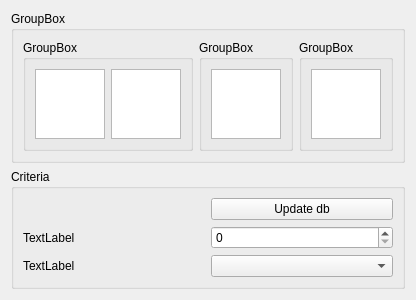
Old version of the form z_view/form.ui in the repository MikodeSan/OpynFacts.
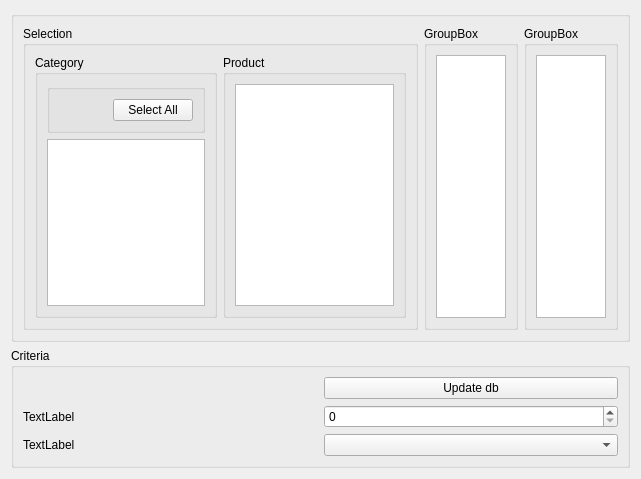
New version of the form.

Commit message: Get selected category id. from category list

Diff of the .ui file:
```diff
--- a/z_view/form.ui
+++ b/z_view/form.ui
@@ -6,8 +6,8 @@
    <rect>
     <x>0</x>
     <y>0</y>
-    <width>406</width>
-    <height>300</height>
+    <width>641</width>
+    <height>479</height>
    </rect>
   </property>
   <property name="windowTitle">
@@ -17,20 +17,70 @@
    <item>
     <widget class="QGroupBox" name="groupBox">
      <property name="title">
-      <string>GroupBox</string>
+      <string/>
      </property>
      <layout class="QHBoxLayout" name="horizontalLayout">
       <item>
        <widget class="QGroupBox" name="groupBox_3">
         <property name="title">
-         <string>GroupBox</string>
+         <string>Selection</string>
         </property>
         <layout class="QHBoxLayout" name="horizontalLayout_2">
          <item>
-          <widget class="QTreeView" name="category_trview"/>
+          <widget class="QGroupBox" name="groupBox_6">
+           <property name="title">
+            <string>Category</string>
+           </property>
+           <layout class="QVBoxLayout" name="verticalLayout_2">
+            <item>
+             <widget class="QGroupBox" name="groupBox_8">
+              <property name="title">
+               <string/>
+              </property>
+              <property name="flat">
+               <bool>false</bool>
+              </property>
+              <layout class="QHBoxLayout" name="horizontalLayout_5">
+               <item>
+                <spacer name="horizontalSpacer">
+                 <property name="orientation">
+                  <enum>Qt::Horizontal</enum>
+                 </property>
+                 <property name="sizeHint" stdset="0">
+                  <size>
+                   <width>40</width>
+                   <height>20</height>
+                  </size>
+                 </property>
+                </spacer>
+               </item>
+               <item>
+                <widget class="QPushButton" name="select_all_btn">
+                 <property name="text">
+                  <string>Select All</string>
+                 </property>
+                </widget>
+               </item>
+              </layout>
+             </widget>
+            </item>
+            <item>
+             <widget class="QTreeView" name="category_view"/>
+            </item>
+           </layout>
+          </widget>
          </item>
          <item>
-          <widget class="QListView" name="product_lstview"/>
+          <widget class="QGroupBox" name="groupBox_7">
+           <property name="title">
+            <string>Product</string>
+           </property>
+           <layout class="QVBoxLayout" name="verticalLayout_3">
+            <item>
+             <widget class="QListView" name="product_view"/>
+            </item>
+           </layout>
+          </widget>
          </item>
         </layout>
        </widget>
```
The commit also changes 4 other files.
